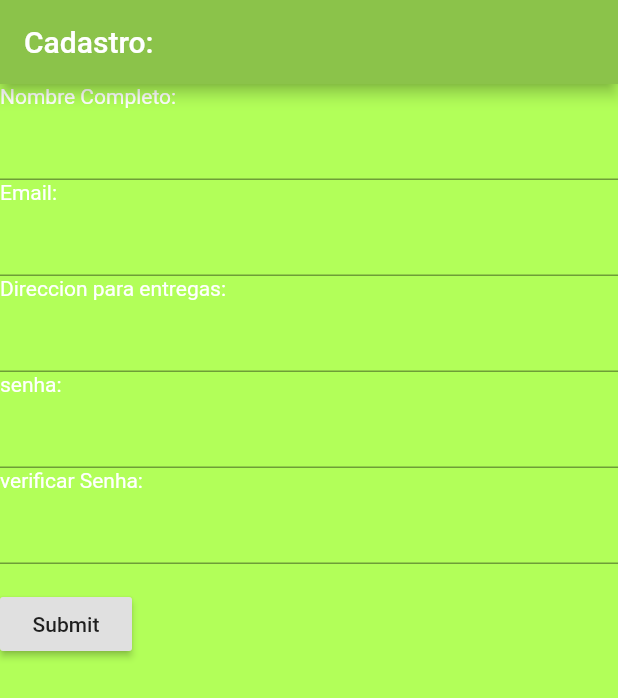
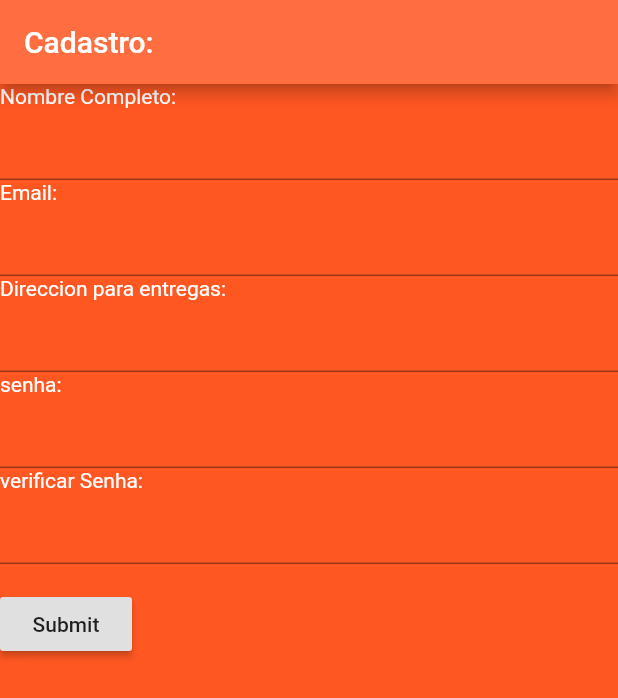
Before and after one commit to jrg23/PROYECTO-FINAL, a Flutter app: the screen it shows after launch, after a tap on "Forma parte de nuestra familia", on a phone screen of 412 x 824 dp. Shown: the top 698 px of the screen. Run offline on Flutter 3.47's test engine with Material 2 defaults, Android fonts, the phone set to English and light mode, and no system bars.

Commit message:
act1.0
entrega

```diff
--- a/untitled/lib/cadastro.dart
+++ b/untitled/lib/cadastro.dart
@@ -11,9 +11,9 @@ class MyApp extends StatelessWidget {
     return MaterialApp(
       title: appTitle,
       home: Scaffold(
-        backgroundColor: Colors.lightGreenAccent,
+        backgroundColor: Colors.deepOrange,
         appBar: AppBar(
-          backgroundColor: Colors.lightGreen,
+          backgroundColor: Colors.deepOrangeAccent,
           title: Text(appTitle),
         ),
         body: MyCustomForm(),
--- a/untitled/lib/main.dart
+++ b/untitled/lib/main.dart
@@ -25,9 +25,9 @@ class _PgnIniState extends State<PgnIni> {
       appBar: AppBar(
         title: Text('Mundo De Las Bicicletas '),
         centerTitle: true,
-        backgroundColor: Colors.lightGreenAccent,
+        backgroundColor: Colors.deepOrange,
       ),
-      backgroundColor: Colors.lightGreen,
+      backgroundColor: Colors.black,
       body: Container(
         margin: EdgeInsets.all(10.0),
         child: Column(
@@ -39,7 +39,7 @@ class _PgnIniState extends State<PgnIni> {
 
               },
               child: Text('Forma parte de nuestra familia'),
-              color: Colors.green,
+              color: Colors.deepOrange,
             ),
 
             Image.asset(
@@ -51,7 +51,7 @@ class _PgnIniState extends State<PgnIni> {
 
               },
               child: Text('Equipo Premium'),
-              color: Colors.green,
+              color: Colors.deepOrange,
             ),
 
 
@@ -62,7 +62,7 @@ class _PgnIniState extends State<PgnIni> {
 
               },
               child: Text('Family version'),
-              color: Colors.green,
+              color: Colors.deepOrange,
             ),
 
 
--- a/untitled/lib/primercadastro.dart
+++ b/untitled/lib/primercadastro.dart
@@ -11,9 +11,9 @@ class MyApap extends StatelessWidget {
     return MaterialApp(
       title: appTitle,
       home: Scaffold(
-        backgroundColor: Colors.lightGreenAccent,
+        backgroundColor: Colors.deepOrange,
         appBar: AppBar(
-          backgroundColor: Colors.lightGreen,
+          backgroundColor: Colors.deepOrangeAccent,
           title: Text(appTitle),
         ),
         body: MyCustomForm(),
```
